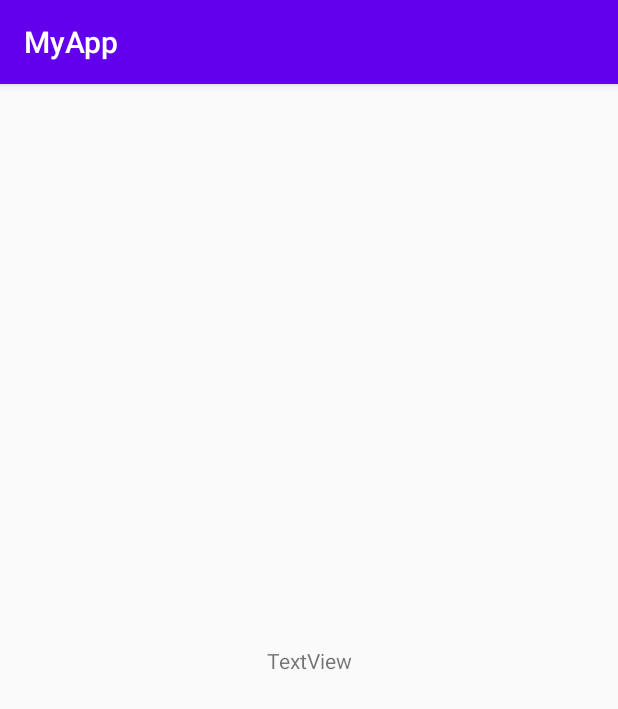
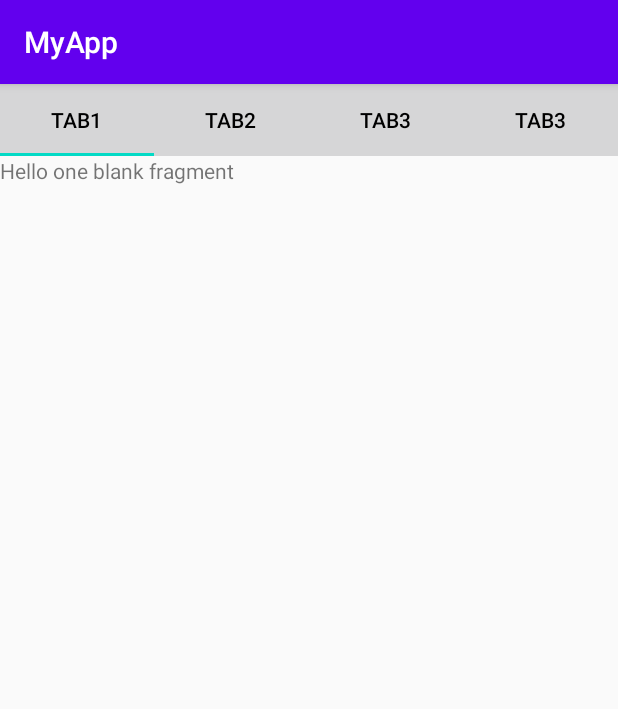
Before and after one commit to DanielaSmadea/AplicatieFitness, an Android app: the FirstActivity screen opened directly, with no data from a screen before it, on a phone screen of 412 x 824 dp. Shown: the top 709 px of the screen. Run offline under Robolectric (Android 15) with nearby library versions, the phone set to English and light mode, and no system bars.

Commit message:
Pentru ALIMENTATIE

```diff
--- a/app/src/main/java/com/example/myapp/FirstActivity.java
+++ b/app/src/main/java/com/example/myapp/FirstActivity.java
@@ -1,26 +1,71 @@
 package com.example.myapp;
 
-import android.app.Fragment;
-import android.app.FragmentManager;
-import android.app.FragmentTransaction;
 import android.content.Intent;
+import android.support.design.widget.TabItem;
+import android.support.design.widget.TabLayout;
+import android.support.design.widget.TabLayout.OnTabSelectedListener;
+import android.support.v4.app.Fragment;
+import android.support.v4.app.FragmentManager;
+import android.support.v4.app.FragmentTransaction;
+import android.support.v4.view.PagerAdapter;
+import android.support.v4.view.ViewPager;
 import android.support.v7.app.AppCompatActivity;
 import android.os.Bundle;
 import android.view.View;
 
+import java.util.Objects;
+
 public class FirstActivity extends AppCompatActivity {
+
+    private TabLayout tablayout;
+    private ViewPager viewPager;
+    private TabItem tab1, tab2, tab3,tab4;
+    public PagerAdapter pagerAdapter;
+
     @Override
     protected void onCreate(Bundle savedInstanceState) {
         super.onCreate(savedInstanceState);
         setContentView(R.layout.activity_first);
 
-        //read data from main activity
-        Intent intent =  getIntent();
+        Intent intent = getIntent();
+        tablayout =(TabLayout) findViewById(R.id.tablayout);
+        tab1 =(TabItem) findViewById(R.id.Tab1);
+        tab2 =(TabItem) findViewById(R.id.Tab2);
+        tab3 =(TabItem) findViewById(R.id.Tab3);
+        tab4 =(TabItem) findViewById(R.id.Tab4);
+        viewPager = findViewById(R.id.viewpager);
 
+        pagerAdapter = new PageAdapter(getSupportFragmentManager(), tablayout.getTabCount());
+        viewPager.setAdapter(pagerAdapter);
+
+        tablayout.setOnTabSelectedListener(new OnTabSelectedListener() {
+            @Override
+            public void onTabSelected(TabLayout.Tab tab) {
+                viewPager.setCurrentItem(tab.getPosition());
+                if(tab.getPosition() == 0){
+                    pagerAdapter.notifyDataSetChanged();
+                }
+                if(tab.getPosition() == 1) {pagerAdapter.notifyDataSetChanged();}
+                if(tab.getPosition() == 2){ pagerAdapter.notifyDataSetChanged();}
+
+                if(tab.getPosition() == 3){ pagerAdapter.notifyDataSetChanged();}
+
+            }
+
+            @Override
+            public void onTabUnselected(TabLayout.Tab tab) {
+
+            }
+
+            @Override
+            public void onTabReselected(TabLayout.Tab tab) {
+
+            }
+        });
+
+        viewPager.addOnPageChangeListener(new TabLayout.TabLayoutOnPageChangeListener(tablayout));
 
     }
 
 
-
-
 }
--- /dev/null
+++ b/app/src/main/java/com/example/myapp/PageAdapter.java
@@ -0,0 +1,44 @@
+package com.example.myapp;
+
+import android.support.annotation.NonNull;
+import android.support.v4.app.Fragment;
+import android.support.v4.app.FragmentManager;
+import android.support.v4.app.FragmentPagerAdapter;
+
+public class PageAdapter extends FragmentPagerAdapter {
+
+
+    private int numoftabs;
+
+    public PageAdapter(FragmentManager fm, int numOfTabs) {
+        super(fm);
+        this.numoftabs = numOfTabs;
+    }
+
+    @Override
+    public Fragment getItem(int position) {
+        switch (position){
+            case 0:
+                return  new tab1();
+            case 1:
+                return new tab2();
+            case 2:
+                return new tab3();
+            case 3:
+
+                return new tab4();
+            default:
+                return null;
+        }
+    }
+
+    @Override
+    public int getCount() {
+        return numoftabs;
+    }
+
+    @Override
+    public int getItemPosition(@NonNull Object object) {
+        return POSITION_NONE;
+    }
+}
--- /dev/null
+++ b/app/src/main/java/com/example/myapp/tab1.java
@@ -0,0 +1,23 @@
+package com.example.myapp;
+
+import android.os.Bundle;
+import android.support.v4.app.Fragment;
+import android.view.LayoutInflater;
+import android.view.View;
+import android.view.ViewGroup;
+
+public class tab1 extends Fragment {
+
+
+    public tab1() {
+        // Required empty public constructor
+    }
+
+
+    @Override
+    public View onCreateView(LayoutInflater inflater, ViewGroup container,
+                             Bundle savedInstanceState) {
+        // Inflate the layout for this fragment
+        return inflater.inflate(R.layout.fragment_tab1, container, false);
+    }
+}
--- /dev/null
+++ b/app/src/main/java/com/example/myapp/tab2.java
@@ -0,0 +1,23 @@
+package com.example.myapp;
+
+import android.os.Bundle;
+import android.support.v4.app.Fragment;
+import android.view.LayoutInflater;
+import android.view.View;
+import android.view.ViewGroup;
+
+public class tab2 extends Fragment {
+
+
+    public tab2() {
+        // Required empty public constructor
+    }
+
+
+    @Override
+    public View onCreateView(LayoutInflater inflater, ViewGroup container,
+                             Bundle savedInstanceState) {
+        // Inflate the layout for this fragment
+        return inflater.inflate(R.layout.fragment_tab2, container, false);
+    }
+}
--- a/app/src/main/res/layout/activity_first.xml
+++ b/app/src/main/res/layout/activity_first.xml
@@ -1,18 +1,58 @@
 <?xml version="1.0" encoding="utf-8"?>
-<android.support.constraint.ConstraintLayout xmlns:android="http://schemas.android.com/apk/res/android"
-    xmlns:app="http://schemas.android.com/apk/res-auto"
-    xmlns:tools="http://schemas.android.com/tools"
-    android:layout_width="match_parent"
-    android:layout_height="match_parent"
-    tools:context=".FirstActivity">
 
-    <TextView
-        android:id="@+id/textView4"
-        android:layout_width="wrap_content"
+    <LinearLayout
+        xmlns:android="http://schemas.android.com/apk/res/android"
+        xmlns:app="http://schemas.android.com/apk/res-auto"
+        xmlns:tools="http://schemas.android.com/tools"
+        android:layout_width="match_parent"
+        android:layout_height="match_parent"
+        app:layout_constraintBottom_toTopOf="parent"
+        android:orientation="vertical"
+        tools:context=".FirstActivity">
+
+    <android.support.design.widget.TabLayout
+        android:id="@+id/tablayout"
+        android:layout_width="match_parent"
         android:layout_height="wrap_content"
-        android:text="TextView"
-        app:layout_constraintBottom_toBottomOf="parent"
-        app:layout_constraintEnd_toEndOf="parent"
-        app:layout_constraintStart_toStartOf="parent"
-        app:layout_constraintTop_toTopOf="parent" />
-</android.support.constraint.ConstraintLayout>
+        android:background="@color/colorPrimary"
+        app:tabTextColor="@android:color/black">
+
+        <android.support.design.widget.TabItem
+            android:layout_width="match_parent"
+            android:layout_height="wrap_content"
+            android:id="@+id/Tab1"
+            android:text="Tab1"/>
+
+
+        <android.support.design.widget.TabItem
+            android:layout_width="match_parent"
+            android:layout_height="wrap_content"
+            android:id="@+id/Tab2"
+            android:text="Tab2"/>
+
+
+        <android.support.design.widget.TabItem
+            android:layout_width="match_parent"
+            android:layout_height="wrap_content"
+            android:id="@+id/Tab3"
+            android:text="Tab3"/>
+
+        <android.support.design.widget.TabItem
+            android:layout_width="match_parent"
+            android:layout_height="wrap_content"
+            android:id="@+id/Tab4"
+            android:text="Tab3"/>
+
+
+
+
+    </android.support.design.widget.TabLayout>
+
+    <android.support.v4.view.ViewPager
+        android:id="@+id/viewpager"
+        android:layout_width="match_parent"
+        android:layout_height="match_parent">
+
+    </android.support.v4.view.ViewPager>
+
+    </LinearLayout>
--- /dev/null
+++ b/app/src/main/res/layout/fragment_tab1.xml
@@ -0,0 +1,14 @@
+<?xml version="1.0" encoding="utf-8"?>
+<FrameLayout xmlns:android="http://schemas.android.com/apk/res/android"
+    xmlns:tools="http://schemas.android.com/tools"
+    android:layout_width="match_parent"
+    android:layout_height="match_parent"
+    tools:context=".tab1">
+
+    <!-- TODO: Update blank fragment layout -->
+    <TextView
+        android:layout_width="match_parent"
+        android:layout_height="match_parent"
+        android:text="@string/hello_blank_fragment" />
+
+</FrameLayout>
--- a/app/src/main/res/values/strings.xml
+++ b/app/src/main/res/values/strings.xml
@@ -1,3 +1,9 @@
 <resources>
     <string name="app_name">MyApp</string>
+    <!-- TODO: Remove or change this placeholder text -->
+    <string name="hello_blank_fragment">Hello one blank fragment</string>
+
+    <string name="hello_two_blank_fragment">Hello two blank fragment</string>
+    <string name="hello_3_blank_fragment">Hello 3 blank fragment</string>
+    <string name="hello_4_blank_fragment">Hello 4 blank fragment</string>
 </resources>
```
Also changed, not shown: app/src/main/java/com/example/myapp/tab3.java (added, +25 -0 lines), app/src/main/java/com/example/myapp/tab4.java (added, +24 -0 lines), app/src/main/res/layout/fragment_tab2.xml (added, +14 -0 lines), app/src/main/res/layout/fragment_tab3.xml (added, +14 -0 lines), app/src/main/res/layout/fragment_tab4.xml (added, +14 -0 lines).
